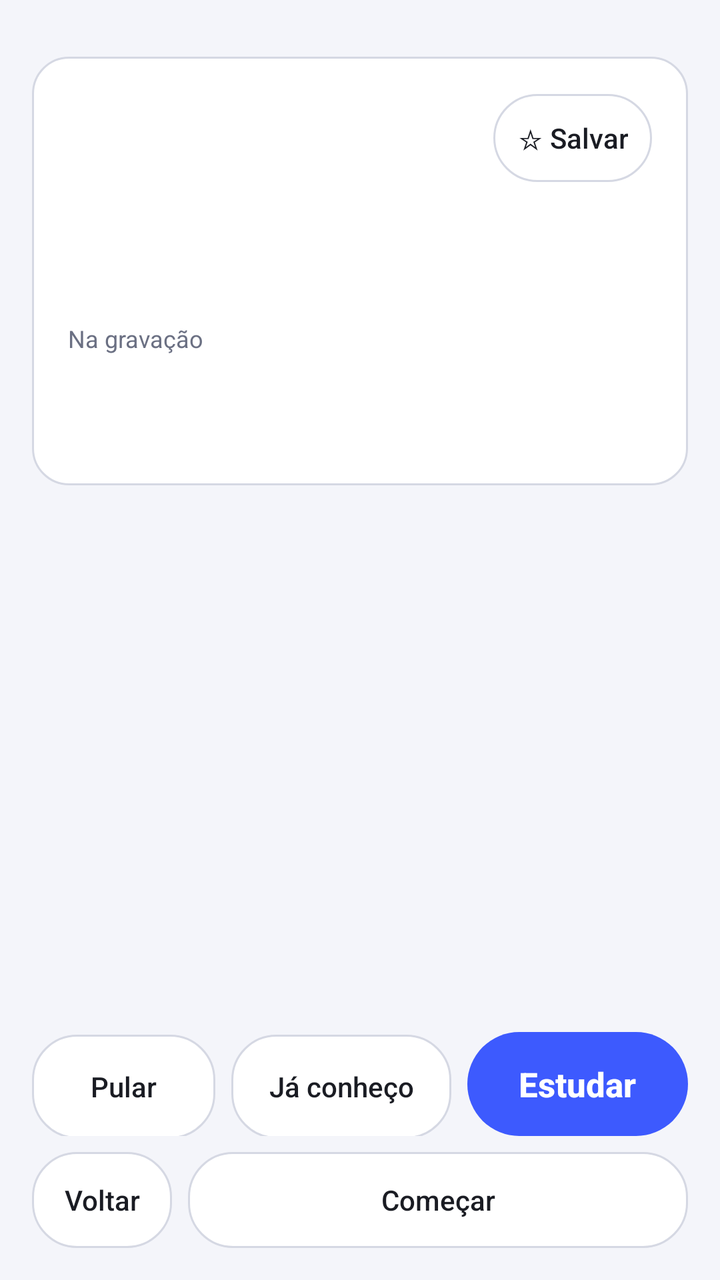
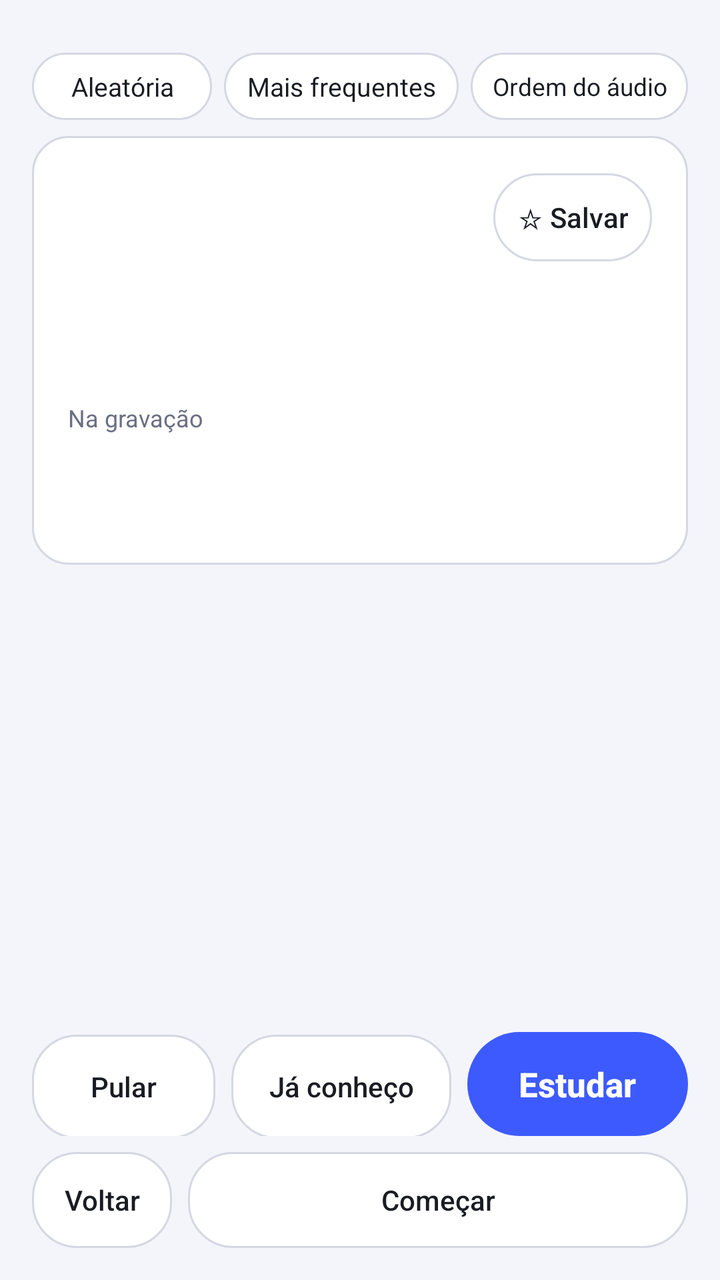

Before-and-after screenshots of an Android layout around one commit, followed by the original layout XML and the change that was made.
<!-- AndroidManifest.xml: application theme Theme.LegendaJP -->
<!-- res/layout/activity_word_pick.xml -->
<?xml version="1.0" encoding="utf-8"?>
<LinearLayout xmlns:android="http://schemas.android.com/apk/res/android"
    android:layout_width="match_parent"
    android:layout_height="match_parent"
    android:orientation="vertical"
    android:paddingStart="16dp"
    android:paddingEnd="16dp"
    android:paddingBottom="16dp">

    <TextView
        android:id="@+id/progress"
        android:layout_width="match_parent"
        android:layout_height="wrap_content"
        android:layout_marginTop="4dp"
        android:textColor="@color/text_secondary"
        android:textSize="12sp" />

    <ScrollView
        android:id="@+id/scroll"
        android:layout_width="match_parent"
        android:layout_height="0dp"
        android:layout_weight="1"
        android:layout_marginTop="8dp">

        <LinearLayout
            android:layout_width="match_parent"
            android:layout_height="wrap_content"
            android:orientation="vertical">

            
            <LinearLayout
                android:id="@+id/card"
                android:layout_width="match_parent"
                android:layout_height="wrap_content"
                android:orientation="vertical"
                android:background="@drawable/bg_card"
                android:padding="18dp">

                <LinearLayout
                    android:layout_width="match_parent"
                    android:layout_height="wrap_content"
                    android:orientation="horizontal"
                    android:gravity="center_vertical">

                    <TextView
                        android:id="@+id/base"
                        android:layout_width="wrap_content"
                        android:layout_height="wrap_content"
                        android:textColor="@color/text"
                        android:textSize="34sp"
                        android:textStyle="bold"
                        android:textIsSelectable="true" />

                    <TextView
                        android:id="@+id/reading"
                        android:layout_width="0dp"
                        android:layout_height="wrap_content"
                        android:layout_weight="1"
                        android:layout_marginStart="12dp"
                        android:textColor="@color/text_secondary"
                        android:textSize="17sp" />

                    <Button
                        android:id="@+id/btnSave"
                        style="@style/Button.Outline"
                        android:layout_width="wrap_content"
                        android:layout_height="44dp"
                        android:paddingStart="12dp"
                        android:paddingEnd="12dp"
                        android:textSize="14sp"
                        android:text="☆ Salvar" />
                </LinearLayout>

                <TextView
                    android:id="@+id/meta"
                    android:layout_width="match_parent"
                    android:layout_height="wrap_content"
                    android:layout_marginTop="2dp"
                    android:textColor="@color/text_secondary"
                    android:textSize="13sp" />

                <TextView
                    android:id="@+id/meaning"
                    android:layout_width="match_parent"
                    android:layout_height="wrap_content"
                    android:layout_marginTop="10dp"
                    android:textColor="@color/text"
                    android:textSize="19sp" />

                <TextView
                    android:id="@+id/kanjiInfo"
                    android:layout_width="match_parent"
                    android:layout_height="wrap_content"
                    android:layout_marginTop="12dp"
                    android:textColor="@color/text"
                    android:textSize="14sp"
                    android:lineSpacingExtra="3dp"
                    android:visibility="gone" />

                <HorizontalScrollView
                    android:id="@+id/strokeScroll"
                    android:layout_width="match_parent"
                    android:layout_height="wrap_content"
                    android:layout_marginTop="6dp"
                    android:visibility="gone">

                    <LinearLayout
                        android:id="@+id/strokeRow"
                        android:layout_width="wrap_content"
                        android:layout_height="wrap_content"
                        android:orientation="horizontal" />
                </HorizontalScrollView>

                <TextView
                    android:layout_width="match_parent"
                    android:layout_height="wrap_content"
                    android:layout_marginTop="14dp"
                    android:text="Na gravação"
                    android:textColor="@color/text_secondary"
                    android:textSize="12sp" />

                <TextView
                    android:id="@+id/sentence"
                    android:layout_width="match_parent"
                    android:layout_height="wrap_content"
                    android:layout_marginTop="2dp"
                    android:textColor="@color/text"
                    android:textSize="18sp"
                    android:lineSpacingExtra="4dp" />

                <TextView
                    android:id="@+id/sentenceTr"
                    android:layout_width="match_parent"
                    android:layout_height="wrap_content"
                    android:layout_marginTop="2dp"
                    android:textColor="@color/text_secondary"
                    android:textSize="14sp" />

                <Button
                    android:id="@+id/btnAudio"
                    style="@style/Button.Outline"
                    android:layout_width="wrap_content"
                    android:layout_height="wrap_content"
                    android:layout_marginTop="8dp"
                    android:text="▶ Ouvir"
                    android:visibility="gone" />
            </LinearLayout>

            
            <TextView
                android:id="@+id/summary"
                android:layout_width="match_parent"
                android:layout_height="wrap_content"
                android:background="@drawable/bg_card"
                android:padding="18dp"
                android:textColor="@color/text"
                android:textSize="16sp"
                android:lineSpacingExtra="4dp"
                android:visibility="gone" />
        </LinearLayout>
    </ScrollView>

    <LinearLayout
        android:id="@+id/actions"
        android:layout_width="match_parent"
        android:layout_height="wrap_content"
        android:layout_marginTop="10dp"
        android:orientation="horizontal">

        <Button
            android:id="@+id/btnSkip"
            style="@style/Button.Outline"
            android:layout_width="0dp"
            android:layout_height="52dp"
            android:layout_weight="1"
            android:layout_marginEnd="4dp"
            android:text="Pular" />

        <Button
            android:id="@+id/btnKnown"
            style="@style/Button.Outline"
            android:layout_width="0dp"
            android:layout_height="52dp"
            android:layout_weight="1.2"
            android:layout_marginStart="4dp"
            android:layout_marginEnd="4dp"
            android:text="Já conheço" />

        <Button
            android:id="@+id/btnStudy"
            style="@style/Button.Primary"
            android:layout_width="0dp"
            android:layout_height="wrap_content"
            android:layout_weight="1.2"
            android:layout_marginStart="4dp"
            android:minHeight="52dp"
            android:text="Estudar" />
    </LinearLayout>

    <LinearLayout
        android:layout_width="match_parent"
        android:layout_height="wrap_content"
        android:layout_marginTop="8dp"
        android:orientation="horizontal">

        <Button
            android:id="@+id/btnBack"
            style="@style/Button.Outline"
            android:layout_width="wrap_content"
            android:layout_height="48dp"
            android:layout_marginEnd="8dp"
            android:paddingStart="16dp"
            android:paddingEnd="16dp"
            android:text="Voltar" />

        <Button
            android:id="@+id/btnStart"
            style="@style/Button.Outline"
            android:layout_width="0dp"
            android:layout_height="48dp"
            android:layout_weight="1"
            android:text="Começar" />
    </LinearLayout>
</LinearLayout>
<!-- resources referenced by this layout -->
<resources>
  <color name="text">#1A1C23</color>
  <color name="text_secondary">#6B7083</color>
  <!-- drawable bg_card (drawable) -->
  <?xml version="1.0" encoding="utf-8"?>
  <shape xmlns:android="http://schemas.android.com/apk/res/android" android:shape="rectangle">
      <solid android:color="@color/card" />
      <stroke android:width="1dp" android:color="@color/outline" />
      <corners android:radius="18dp" />
  </shape>
  <style name="Button.Primary" parent="@android:style/Widget.DeviceDefault.Button">
          <item name="android:background">@drawable/bg_button_primary</item>
          <item name="android:textColor">#FFFFFF</item>
          <item name="android:textSize">17sp</item>
          <item name="android:textStyle">bold</item>
          <item name="android:textAllCaps">false</item>
          <item name="android:minHeight">56dp</item>
          <item name="android:stateListAnimator">@null</item>
      </style>
  <color name="card">#FFFFFF</color>
  <color name="outline">#D5D8E3</color>
  <!-- drawable bg_button_outline (drawable) -->
  <?xml version="1.0" encoding="utf-8"?>
  <ripple xmlns:android="http://schemas.android.com/apk/res/android" android:color="@color/accent_soft">
      <item>
          <shape android:shape="rectangle">
              <solid android:color="@color/card" />
              <stroke android:width="1dp" android:color="@color/outline" />
              <corners android:radius="22dp" />
          </shape>
      </item>
  </ripple>
  <!-- drawable bg_button_primary (drawable) -->
  <?xml version="1.0" encoding="utf-8"?>
  <ripple xmlns:android="http://schemas.android.com/apk/res/android" android:color="#33FFFFFF">
      <item>
          <shape android:shape="rectangle">
              <solid android:color="@color/accent" />
              <corners android:radius="28dp" />
          </shape>
      </item>
  </ripple>
  <color name="primary">#1E2A5A</color>
  <color name="accent">#3D5AFE</color>
  <color name="background">#F4F5FA</color>
  <style name="LegendaJP.ActionBar" parent="@android:style/Widget.DeviceDefault.ActionBar.Solid">
          <item name="android:background">@color/background</item>
          <item name="android:elevation">0dp</item>
          <item name="android:titleTextStyle">@style/LegendaJP.ActionBar.Title</item>
      </style>
  <color name="accent_soft">#2A3D5AFE</color>
  <style name="LegendaJP.ActionBar.Title" parent="@android:style/TextAppearance.DeviceDefault.Widget.ActionBar.Title">
          <item name="android:textColor">@color/text</item>
          <item name="android:textStyle">bold</item>
      </style>
  <!-- unchanged entries left out for length: 2 -->
</resources>

<!-- the commit's change to res/layout/activity_word_pick.xml (unified diff, before → after) -->
@@ -14,6 +14,18 @@
         android:layout_marginTop="4dp"
         android:textColor="@color/text_secondary"
         android:textSize="12sp" />
+
+    <RadioGroup
+        android:id="@+id/order"
+        android:layout_width="match_parent"
+        android:layout_height="wrap_content"
+        android:layout_marginTop="6dp"
+        android:orientation="horizontal">
+
+        <RadioButton android:id="@+id/orderRandom" style="@style/Chip" android:layout_width="0dp" android:layout_height="wrap_content" android:layout_weight="1" android:layout_marginEnd="4dp" android:text="Aleatória" />
+        <RadioButton android:id="@+id/orderFreq" style="@style/Chip" android:layout_width="0dp" android:layout_height="wrap_content" android:layout_weight="1.3" android:layout_marginStart="2dp" android:layout_marginEnd="2dp" android:text="Mais frequentes" />
+        <RadioButton android:id="@+id/orderAudio" style="@style/Chip" android:layout_width="0dp" android:layout_height="wrap_content" android:layout_weight="1.2" android:layout_marginStart="4dp" android:text="Ordem do áudio" />
+    </RadioGroup>
 
     <ScrollView
         android:id="@+id/scroll"
<!-- resource entries referenced after the edit -->
@@ -17,6 +17,21 @@
           <item name="android:textAllCaps">false</item>
           <item name="android:minHeight">56dp</item>
           <item name="android:stateListAnimator">@null</item>
+      </style>
+  <style name="Chip" parent="@android:style/Widget.DeviceDefault.CompoundButton.RadioButton">
+          <item name="android:button">@null</item>
+          <item name="android:background">@drawable/bg_chip</item>
+          <item name="android:textColor">@color/chip_text</item>
+          <item name="android:textSize">13sp</item>
+          <item name="android:maxLines">1</item>
+          <item name="android:autoSizeTextType">uniform</item>
+          <item name="android:autoSizeMinTextSize">9sp</item>
+          <item name="android:autoSizeMaxTextSize">13sp</item>
+          <item name="android:gravity">center</item>
+          <item name="android:paddingTop">8dp</item>
+          <item name="android:paddingBottom">8dp</item>
+          <item name="android:paddingStart">10dp</item>
+          <item name="android:paddingEnd">10dp</item>
       </style>
   <color name="card">#FFFFFF</color>
   <color name="outline">#D5D8E3</color>
@@ -41,6 +56,23 @@
           </shape>
       </item>
   </ripple>
+  <!-- drawable bg_chip (drawable) -->
+  <?xml version="1.0" encoding="utf-8"?>
+  <selector xmlns:android="http://schemas.android.com/apk/res/android">
+      <item android:state_checked="true">
+          <shape android:shape="rectangle">
+              <solid android:color="@color/accent" />
+              <corners android:radius="20dp" />
+          </shape>
+      </item>
+      <item>
+          <shape android:shape="rectangle">
+              <solid android:color="@color/card" />
+              <stroke android:width="1dp" android:color="@color/outline" />
+              <corners android:radius="20dp" />
+          </shape>
+      </item>
+  </selector>
   <color name="primary">#1E2A5A</color>
   <color name="accent">#3D5AFE</color>
   <color name="background">#F4F5FA</color>
